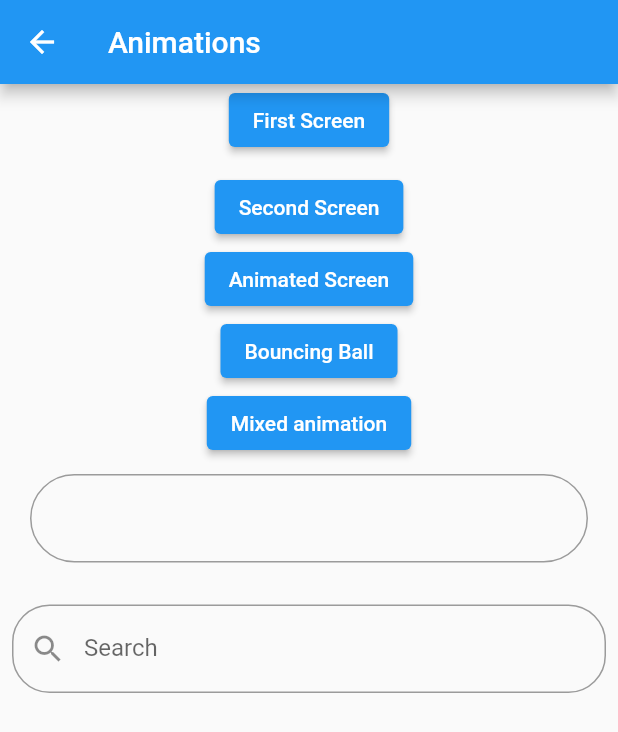
After one commit to JayaSupriya-Somasani/hive_db_flutter, a Flutter app: the AnimationsScreen screen opened directly, on a phone screen of 412 x 824 dp. The commit adds this screen. Shown: the top 732 px of the screen. Run offline on Flutter 3.47's test engine with Material 2 defaults, Android fonts, the phone set to English and light mode, and no system bars; our stand-ins replace audioplayers, hive, page_transition; missing offline and left inert: dart:ffi, flutter_gif; accounts and stored records are empty.

Commit message:
Animations screen is updated

```diff
--- /dev/null
+++ b/lib/animation_screens.dart
@@ -0,0 +1,111 @@
+import 'package:flutter/material.dart';
+import 'package:hive_db_flutter/second_screen.dart';
+import 'package:page_transition/page_transition.dart';
+
+import 'animated_screen.dart';
+import 'bouncing_ball.dart';
+import 'first_screen.dart';
+import 'mixed_animation.dart';
+
+class AnimationsScreen extends StatefulWidget {
+  const AnimationsScreen({Key? key}) : super(key: key);
+
+  @override
+  State<AnimationsScreen> createState() => _AnimationsScreenState();
+}
+
+class _AnimationsScreenState extends State<AnimationsScreen> {
+  TextEditingController editingController = TextEditingController();
+  @override
+  Widget build(BuildContext context) {
+    return Scaffold(
+      appBar: AppBar(title: const Text("Animations"),),
+      body: SingleChildScrollView(
+        child:  Center(
+          child: Column(
+            children: [
+              ElevatedButton(
+                  onPressed: () {
+                    Navigator.push(
+                      context,
+                      PageTransition(
+                        type: PageTransitionType.rightToLeft,
+                        duration: const Duration(milliseconds: 800),
+                        child: FirstScreen(),
+                      ),
+                    );
+                  },
+                  child: const Text("First Screen")),
+              const SizedBox(
+                height: 10,
+              ),
+              ElevatedButton(
+                  onPressed: () {
+                    Navigator.push(
+                        context,
+                        PageTransition(
+                            duration: const Duration(milliseconds: 900),
+                            child: SecondScreen(),
+                            type: PageTransitionType.scale,
+                            alignment: Alignment.center));
+                  },
+                  child: const Text("Second Screen")),
+              ElevatedButton(
+                  onPressed: () {
+                    Navigator.push(
+                        context,
+                        MaterialPageRoute(
+                            builder: (context) => AnimatedScreen()));
+                  },
+                  child: const Text("Animated Screen")),
+              ElevatedButton(
+                  onPressed: () {
+                    Navigator.push(context,
+                        MaterialPageRoute(builder: (context) => BouncingBall()));
+                  },
+                  child: const Text("Bouncing Ball")),
+              ElevatedButton(
+                  onPressed: () {
+                    Navigator.push(
+                        context,
+                        MaterialPageRoute(
+                            builder: (context) => MixedAnimation()));
+                  },
+                  child: const Text("Mixed animation")),
+              const SizedBox(
+                height: 10,
+              ),
+              Container(
+                margin: const EdgeInsets.symmetric(horizontal: 20),
+                child: TextField(
+                  onTap: () {},
+                  decoration: InputDecoration(
+                      fillColor: Colors.white,
+                      border: OutlineInputBorder(
+                          borderRadius: BorderRadius.circular(30))),
+                  cursorColor: Colors.grey,
+                ),
+              ),
+              const SizedBox(
+                height: 20,
+              ),
+              Padding(
+                padding: const EdgeInsets.all(8.0),
+                child: TextField(
+                  onChanged: (value) {},
+                  controller: editingController,
+                  decoration: const InputDecoration(
+                      labelText: "Search",
+                      hintText: "Search",
+                      prefixIcon: Icon(Icons.search),
+                      border: OutlineInputBorder(
+                          borderRadius: BorderRadius.all(Radius.circular(25.0)))),
+                ),
+              ),
+            ],
+          ),
+        ),
+      ),
+    );
+  }
+}
```
Also changed, not shown: lib/mixed_animation.dart (+5 -4 lines).
